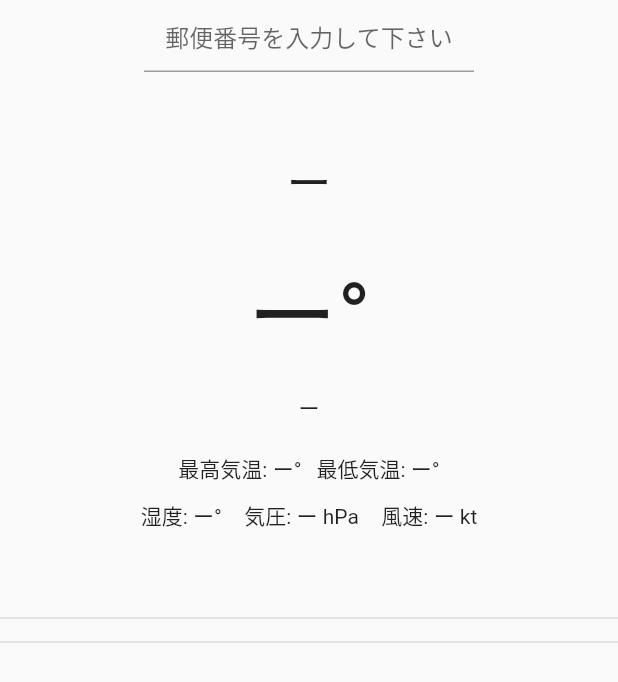
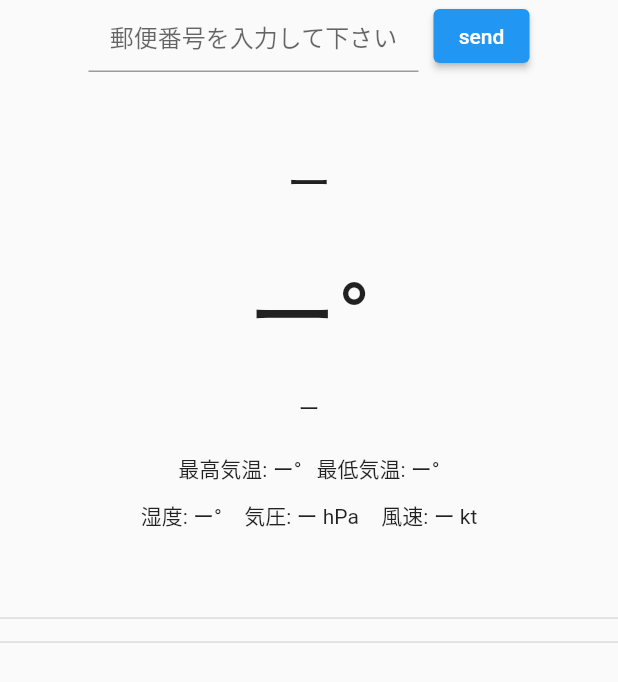
Before and after one commit to tomohiro1024/weatherApp, a Flutter app: the screen it shows after launch, on a phone screen of 412 x 824 dp. Shown: the top 682 px of the screen. Run offline on Flutter 3.47's test engine with Material 2 defaults, Android fonts, the phone set to English and light mode, and no system bars; our stand-ins replace lottie.

Commit message:
ボタンの追加

```diff
--- a/lib/top_page.dart
+++ b/lib/top_page.dart
@@ -52,7 +52,8 @@ class _TopPageState extends State<TopPage> {
         child: SafeArea(
           child: Column(
             children: [
-              Column(
+              Row(
+                mainAxisAlignment: MainAxisAlignment.center,
                 children: [
                   SizedBox(
                     width: 220,
@@ -62,17 +63,14 @@ class _TopPageState extends State<TopPage> {
                         response =
                             (await ZipCode.searchAddressFromZipCode(value))!;
 
-                          // responseの'message'というキーに値が入ってきた(エラーが出た)場合に入ってくる変数
                         errorMessage = response['message'];
                         if (errorMessage != null) {
                           final snackBar = SnackBar(
                             backgroundColor: Colors.red,
                             content: Text(errorMessage!),
                           );
-                            ScaffoldMessenger.of(context)
-                                .showSnackBar(snackBar);
+                          ScaffoldMessenger.of(context).showSnackBar(snackBar);
                         }
-                          // responseの'address'というキーが含んでいた場合、変数addressに'address'の値を入れる
                         if (response.containsKey('address')) {
                           address = response['address'];
                           currentWeather =
@@ -86,27 +84,20 @@ class _TopPageState extends State<TopPage> {
                                 .showSnackBar(snackBar);
                           }
 
-                            // if (currentWeather!.temp < 20) {
-                            //   const snackBar = SnackBar(
-                            //     backgroundColor: Colors.blueAccent,
-                            //     content: Text('今日ha気を付けましょう'),
-                            //   );
-                            //   ScaffoldMessenger.of(context)
-                            //       .showSnackBar(snackBar);
-                            // }
-
                           hourlyWeather = await Weather.getForecast(
                               currentWeather!.lon, currentWeather!.lat);
-                            print('fwqfwfeaffewfa');
-                            print(hourlyWeather![0].icon);
                         }
-                          print(response);
                         setState(() {});
                       },
                       textAlign: TextAlign.center,
                       decoration:
                           const InputDecoration(hintText: '郵便番号を入力して下さい'),
-                      )),
+                    ),
+                  ),
+                  SizedBox(width: 10),
+                  ElevatedButton(onPressed: () {}, child: Text('send'))
+                ],
+              ),
               const SizedBox(height: 50),
               Text(
                 address!,
@@ -136,9 +127,7 @@ class _TopPageState extends State<TopPage> {
                       child: Lottie.asset(
                           '${getAnimation(hourlyWeather![0].icon)}'),
                     ),
-                  Text(currentWeather == null
-                      ? 'ー'
-                      : currentWeather!.description),
+              Text(currentWeather == null ? 'ー' : currentWeather!.description),
               const SizedBox(height: 20),
               Row(
                 mainAxisAlignment: MainAxisAlignment.center,
@@ -211,8 +200,6 @@ class _TopPageState extends State<TopPage> {
               ),
             ],
           ),
-            ],
-          ),
         ),
       ),
     );
```
Lines whose indentation alone changed are shown as unchanged.
